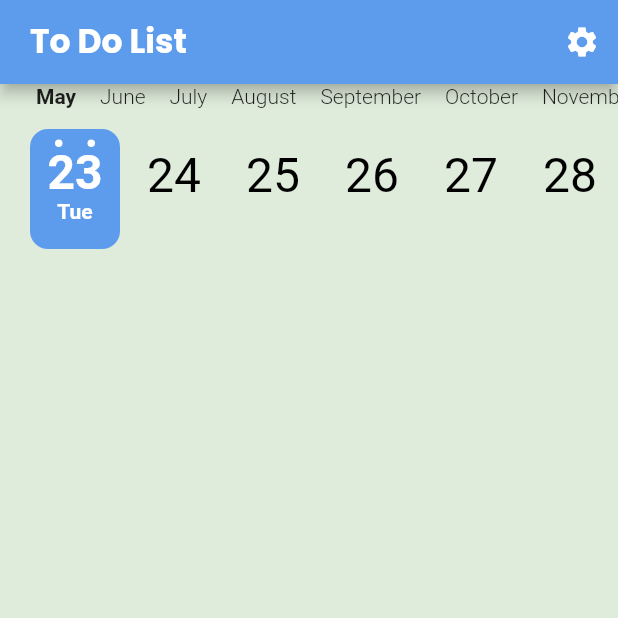
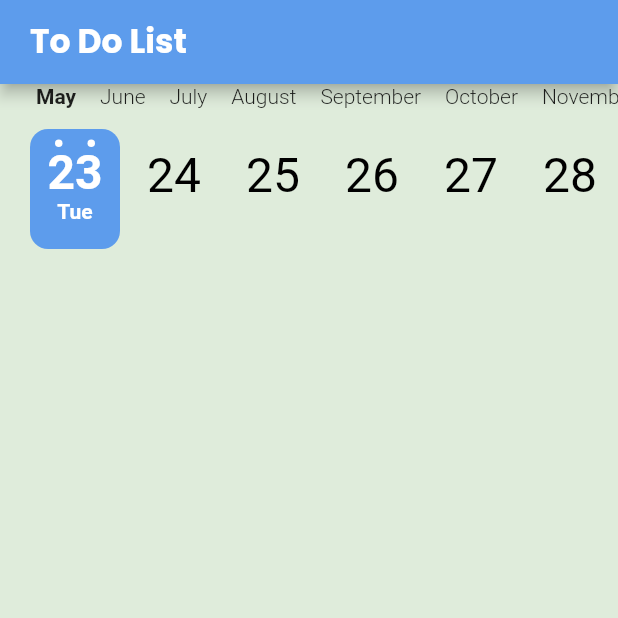
Before and after one commit to heshamgasser/todo_app, a Flutter app: the screen it shows after launch, on a phone screen of 412 x 824 dp, the top half of it. Run offline on Flutter 3.47's test engine with Material 2 defaults, Android fonts, the phone set to English and light mode, and no system bars; drawn by our look-alikes of calendar_timeline; our stand-ins replace cloud_firestore, firebase_core, flutter_slidable, google_fonts, shared_preferences; accounts and stored records are empty; generated files the repository leaves out were written again.

```diff
--- a/lib/home_layout/home_layout.dart
+++ b/lib/home_layout/home_layout.dart
@@ -23,12 +23,6 @@ class HomeLayout extends StatelessWidget {
               AppLocalizations.of(context)!.todoList,
               style: Theme.of(context).textTheme.titleLarge,
             ),
-            actions: [
-              IconButton(
-                onPressed: () {},
-                icon: Icon(Icons.settings),
-              ),
-            ],
           ),
           bottomNavigationBar: BottomAppBar(
             color: Theme.of(context).colorScheme.onSurface,
--- a/lib/l10n/app_ar.arb
+++ b/lib/l10n/app_ar.arb
@@ -10,6 +10,7 @@
   "taskTitle": "أدخل عنوان مهمتك",
   "taskDetail": "أدخل تفاصيل مهمتك",
   "selectStartDate": "تاريخ البداية",
+  "selectTaskDate": "تاريخ بداية المهمة",
   "selectEndDate": "تاريخ النهاية",
   "startTime": "وقت البداية",
   "endTime": "وقت النهاية",
@@ -20,5 +21,7 @@
   "edit": "تحرير",
   "open": "فتح",
   "editTask": "تحرير المهمة",
+  "wrongMessage": "هناك خطأ ما",
+  "tryAgain": "حاول مرة أخري",
   "fieldRequired": "حقل إجباري"
 }
--- a/lib/l10n/app_en.arb
+++ b/lib/l10n/app_en.arb
@@ -10,6 +10,7 @@
   "taskTitle": "Enter Your Task Title",
   "taskDetail": "Enter Your Task Details",
   "selectStartDate": "Select Start Date",
+  "selectTaskDate": "Select Task Date",
   "selectEndDate": "Select End Date",
   "startTime": "Start Time",
   "endTime": "End Time",
@@ -20,5 +21,7 @@
   "edit": "Edit",
   "open": "Open",
   "editTask": "Edit Task",
+  "wrongMessage": "Something Went Wrong",
+  "tryAgain": "Try Again",
   "fieldRequired": "Field Required"
 }
--- a/lib/screens/task_tab.dart
+++ b/lib/screens/task_tab.dart
@@ -1,5 +1,6 @@
 import 'package:calendar_timeline/calendar_timeline.dart';
 import 'package:flutter/material.dart';
+import 'package:flutter_gen/gen_l10n/app_localizations.dart';
 import 'package:todo_app/models/taskModel.dart';
 import 'package:todo_app/screens/widget/task_listTile/task_widget.dart';
 import 'package:todo_app/shared/network/firebase/firebase_function.dart';
@@ -42,11 +43,11 @@ class _TaskTabState extends State<TaskTab> {
             if (snapshot.hasError) {
               return Column(
                 children: [
-                  Text('Something Went Wrong'),
+                  Text(AppLocalizations.of(context)!.wrongMessage),
                   SizedBox(height: 10),
                   ElevatedButton(
                     onPressed: () {},
-                    child: Text('Try Again'),
+                    child: Text(AppLocalizations.of(context)!.tryAgain),
                   ),
                 ],
               );
--- a/lib/screens/widget/add_task_widgets/add_task.dart
+++ b/lib/screens/widget/add_task_widgets/add_task.dart
@@ -60,7 +60,7 @@ class _AddingTaskState extends State<AddingTask> {
                       Expanded(
                         child: DateTimeWidget(
                           dateText:
-                              AppLocalizations.of(context)!.selectStartDate,
+                              AppLocalizations.of(context)!.selectTaskDate,
                           dateOnTapped: () =>
                               dateTimeProvider.selectStartDate(context),
                           displayedDate: dateTimeProvider.startDate
--- a/pubspec.yaml
+++ b/pubspec.yaml
@@ -45,6 +45,7 @@ dependencies:
   cloud_firestore: ^4.7.0
   calendar_timeline: ^1.1.2
   flutter_slidable: ^3.0.0
+  firebase_auth: ^4.6.1
 
 dev_dependencies:
   flutter_test:
```
Also changed, not shown: pubspec.lock.
